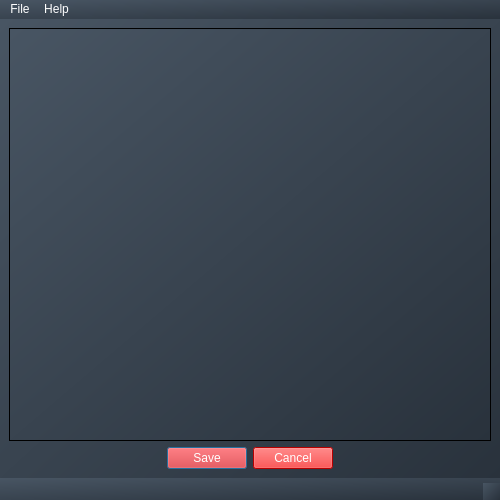
Old version of the form src/main/resources/base/ui/TaskMainWindow.ui in the repository wskoly/Task_Reminder.
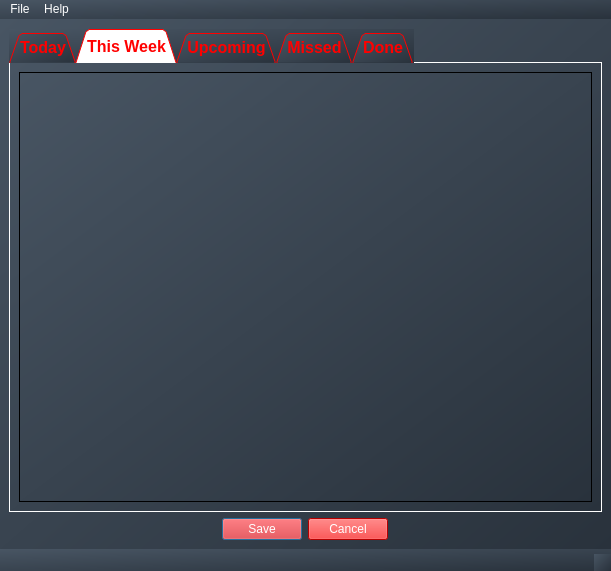
New version of the form. The open tabs and pages were chosen to show the change. Icons and pictures are not drawn.

Patch:
```diff
--- a/src/main/resources/base/ui/TaskMainWindow.ui
+++ b/src/main/resources/base/ui/TaskMainWindow.ui
@@ -6,8 +6,8 @@
    <rect>
     <x>0</x>
     <y>0</y>
-    <width>500</width>
-    <height>500</height>
+    <width>611</width>
+    <height>571</height>
    </rect>
   </property>
   <property name="sizePolicy">
@@ -35,20 +35,263 @@
   <widget class="QWidget" name="centralwidget">
    <layout class="QVBoxLayout" name="verticalLayout_2">
     <item>
-     <widget class="QScrollArea" name="scrollArea">
-      <property name="widgetResizable">
-       <bool>true</bool>
+     <widget class="QTabWidget" name="tabWidget">
+      <property name="font">
+       <font>
+        <pointsize>12</pointsize>
+        <weight>75</weight>
+        <bold>true</bold>
+       </font>
       </property>
-      <widget class="QWidget" name="scrollAreaWidgetContents">
-       <property name="geometry">
-        <rect>
-         <x>0</x>
-         <y>0</y>
-         <width>480</width>
-         <height>408</height>
-        </rect>
+      <property name="autoFillBackground">
+       <bool>false</bool>
+      </property>
+      <property name="styleSheet">
+       <string notr="true">QTabWidget::pane {
+    border: 1px solid white;
+
+}
+
+QTabWidget::tab-bar:top {
+    top: 1px;
+
+}
+
+QTabWidget::tab-bar:bottom {
+    bottom: 1px;
+
+}
+
+QTabWidget::tab-bar:left {
+    right: 1px;
+
+}
+
+QTabWidget::tab-bar:right {
+    left: 1px;
+
+}
+
+QTabBar::tab {
+    border: 1px solid blue;
+   background: rgba(0,0,0,0%);
+   color: rgb(255, 0, 0)
+}
+
+QTabBar::tab:selected {
+    background: white;
+}
+
+QTabBar::tab:!selected {
+    background: silver;
+}
+
+QTabBar::tab:!selected:hover {
+    background: #999;
+
+}
+
+QTabBar::tab:top:!selected {
+    margin-top: 3px;
+
+}
+
+QTabBar::tab:bottom:!selected {
+    margin-bottom: 3px;
+background-color: rgb(255, 255, 0);
+	color: rgb(0, 0, 127);
+}
+
+QTabBar::tab:top, QTabBar::tab:bottom {
+    min-width: 8ex;
+    margin-right: -1px;
+    padding: 5px 10px 5px 10px;
+
+}
+
+QTabBar::tab:top:selected {
+    border-bottom-color: none;
+
+}
+
+QTabBar::tab:bottom:selected {
+    border-top-color: none;
+
+}
+
+QTabBar::tab:top:last, QTabBar::tab:bottom:last,
+QTabBar::tab:top:only-one, QTabBar::tab:bottom:only-one {
+    margin-right: 0;
+}
+
+QTabBar::tab:left:!selected {
+    margin-right: 3px;
+}
+
+QTabBar::tab:right:!selected {
+    margin-left: 3px;
+}
+
+QTabBar::tab:left, QTabBar::tab:right {
+    min-height: 8ex;
+    margin-bottom: -1px;
+    padding: 10px 5px 10px 5px;
+}
+
+QTabBar::tab:left:selected {
+    border-left-color: none;
+}
+
+QTabBar::tab:right:selected {
+    border-right-color: none;
+
+}
+
+QTabBar::tab:left:last, QTabBar::tab:right:last,
+QTabBar::tab:left:only-one, QTabBar::tab:right:only-one {
+    margin-bottom: 0;
+
+}</string>
+      </property>
+      <property name="tabPosition">
+       <enum>QTabWidget::North</enum>
+      </property>
+      <property name="tabShape">
+       <enum>QTabWidget::Triangular</enum>
+      </property>
+      <property name="currentIndex">
+       <number>0</number>
+      </property>
+      <widget class="QWidget" name="today">
+       <property name="styleSheet">
+        <string notr="true"/>
        </property>
-       <layout class="QVBoxLayout" name="verticalLayout"/>
+       <attribute name="title">
+        <string>Today</string>
+       </attribute>
+       <layout class="QVBoxLayout" name="verticalLayout_12">
+        <item>
+         <widget class="QScrollArea" name="scrollAreaToday">
+          <property name="widgetResizable">
+           <bool>true</bool>
+          </property>
+          <widget class="QWidget" name="scrollAreaWidgetContents_5">
+           <property name="geometry">
+            <rect>
+             <x>0</x>
+             <y>0</y>
+             <width>571</width>
+             <height>425</height>
+            </rect>
+           </property>
+           <layout class="QVBoxLayout" name="TodayLayout"/>
+          </widget>
+         </widget>
+        </item>
+       </layout>
+      </widget>
+      <widget class="QWidget" name="week">
+       <property name="autoFillBackground">
+        <bool>false</bool>
+       </property>
+       <attribute name="title">
+        <string>This Week</string>
+       </attribute>
+       <layout class="QVBoxLayout" name="verticalLayout_11">
+        <item>
+         <widget class="QScrollArea" name="scrollAreaWeek">
+          <property name="widgetResizable">
+           <bool>true</bool>
+          </property>
+          <widget class="QWidget" name="scrollAreaWidgetContents_4">
+           <property name="geometry">
+            <rect>
+             <x>0</x>
+             <y>0</y>
+             <width>571</width>
+             <height>425</height>
+            </rect>
+           </property>
+           <layout class="QVBoxLayout" name="WeekLayout"/>
+          </widget>
+         </widget>
+        </item>
+       </layout>
+      </widget>
+      <widget class="QWidget" name="upcoming">
+       <attribute name="title">
+        <string>Upcoming</string>
+       </attribute>
+       <layout class="QVBoxLayout" name="verticalLayout_10">
+        <item>
+         <widget class="QScrollArea" name="scrollAreaUpcoming">
+          <property name="widgetResizable">
+           <bool>true</bool>
+          </property>
+          <widget class="QWidget" name="scrollAreaWidgetContents_3">
+           <property name="geometry">
+            <rect>
+             <x>0</x>
+             <y>0</y>
+             <width>571</width>
+             <height>425</height>
+            </rect>
+           </property>
+           <layout class="QVBoxLayout" name="UpcomingLayout"/>
+          </widget>
+         </widget>
+        </item>
+       </layout>
+      </widget>
+      <widget class="QWidget" name="missed">
+       <attribute name="title">
+        <string>Missed</string>
+       </attribute>
+       <layout class="QVBoxLayout" name="verticalLayout_9">
+        <item>
+         <widget class="QScrollArea" name="scrollAreaMissed">
+          <property name="widgetResizable">
+           <bool>true</bool>
+          </property>
+          <widget class="QWidget" name="scrollAreaWidgetContents_2">
+           <property name="geometry">
+            <rect>
+             <x>0</x>
+             <y>0</y>
+             <width>571</width>
+             <height>425</height>
+            </rect>
+           </property>
+           <layout class="QVBoxLayout" name="MissedLayout"/>
+          </widget>
+         </widget>
+        </item>
+       </layout>
+      </widget>
+      <widget class="QWidget" name="done">
+       <attribute name="title">
+        <string>Done</string>
+       </attribute>
+       <layout class="QVBoxLayout" name="verticalLayout_8">
+        <item>
+         <widget class="QScrollArea" name="scrollAreaDone">
+          <property name="widgetResizable">
+           <bool>true</bool>
+          </property>
+          <widget class="QWidget" name="scrollAreaWidgetContents">
+           <property name="geometry">
+            <rect>
+             <x>0</x>
+             <y>0</y>
+             <width>571</width>
+             <height>425</height>
+            </rect>
+           </property>
+           <layout class="QVBoxLayout" name="DoneLayout"/>
+          </widget>
+         </widget>
+        </item>
+       </layout>
       </widget>
      </widget>
     </item>
@@ -79,7 +322,7 @@
     <rect>
      <x>0</x>
      <y>0</y>
-     <width>500</width>
+     <width>611</width>
      <height>21</height>
     </rect>
    </property>
```
